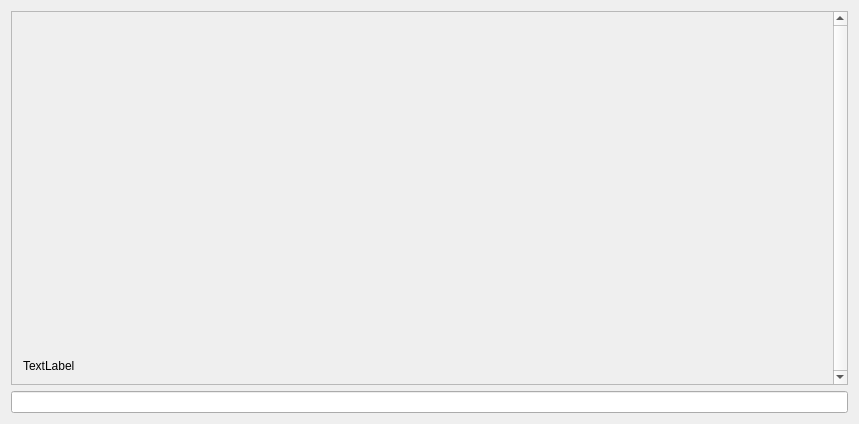
Old version of the form GroundWeb/GroundWeb.ui in the repository BeyondTheEcho/GroundWeb.
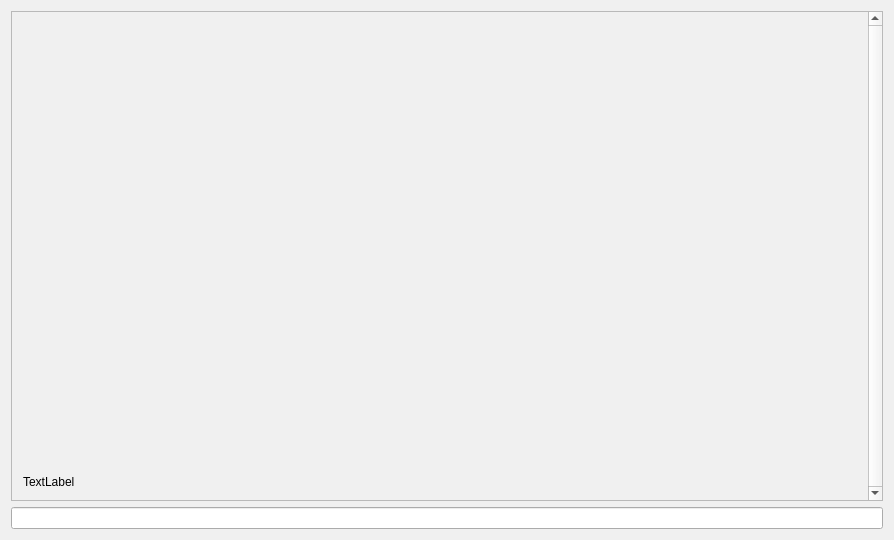
New version of the form.

Commit message: Added the ability for users to set their text to different colors

```diff
--- a/GroundWeb/GroundWeb.ui
+++ b/GroundWeb/GroundWeb.ui
@@ -6,15 +6,457 @@
    <rect>
     <x>0</x>
     <y>0</y>
-    <width>859</width>
-    <height>424</height>
+    <width>894</width>
+    <height>540</height>
    </rect>
   </property>
+  <property name="palette">
+   <palette>
+    <active>
+     <colorrole role="WindowText">
+      <brush brushstyle="SolidPattern">
+       <color alpha="255">
+        <red>255</red>
+        <green>255</green>
+        <blue>255</blue>
+       </color>
+      </brush>
+     </colorrole>
+     <colorrole role="Button">
+      <brush brushstyle="SolidPattern">
+       <color alpha="255">
+        <red>58</red>
+        <green>58</green>
+        <blue>58</blue>
+       </color>
+      </brush>
+     </colorrole>
+     <colorrole role="Light">
+      <brush brushstyle="SolidPattern">
+       <color alpha="255">
+        <red>87</red>
+        <green>87</green>
+        <blue>87</blue>
+       </color>
+      </brush>
+     </colorrole>
+     <colorrole role="Midlight">
+      <brush brushstyle="SolidPattern">
+       <color alpha="255">
+        <red>72</red>
+        <green>72</green>
+        <blue>72</blue>
+       </color>
+      </brush>
+     </colorrole>
+     <colorrole role="Dark">
+      <brush brushstyle="SolidPattern">
+       <color alpha="255">
+        <red>29</red>
+        <green>29</green>
+        <blue>29</blue>
+       </color>
+      </brush>
+     </colorrole>
+     <colorrole role="Mid">
+      <brush brushstyle="SolidPattern">
+       <color alpha="255">
+        <red>39</red>
+        <green>39</green>
+        <blue>39</blue>
+       </color>
+      </brush>
+     </colorrole>
+     <colorrole role="Text">
+      <brush brushstyle="SolidPattern">
+       <color alpha="255">
+        <red>255</red>
+        <green>255</green>
+        <blue>255</blue>
+       </color>
+      </brush>
+     </colorrole>
+     <colorrole role="BrightText">
+      <brush brushstyle="SolidPattern">
+       <color alpha="255">
+        <red>255</red>
+        <green>255</green>
+        <blue>255</blue>
+       </color>
+      </brush>
+     </colorrole>
+     <colorrole role="ButtonText">
+      <brush brushstyle="SolidPattern">
+       <color alpha="255">
+        <red>255</red>
+        <green>255</green>
+        <blue>255</blue>
+       </color>
+      </brush>
+     </colorrole>
+     <colorrole role="Base">
+      <brush brushstyle="SolidPattern">
+       <color alpha="255">
+        <red>0</red>
+        <green>0</green>
+        <blue>0</blue>
+       </color>
+      </brush>
+     </colorrole>
+     <colorrole role="Window">
+      <brush brushstyle="SolidPattern">
+       <color alpha="255">
+        <red>58</red>
+        <green>58</green>
+        <blue>58</blue>
+       </color>
+      </brush>
+     </colorrole>
+     <colorrole role="Shadow">
+      <brush brushstyle="SolidPattern">
+       <color alpha="255">
+        <red>0</red>
+        <green>0</green>
+        <blue>0</blue>
+       </color>
+      </brush>
+     </colorrole>
+     <colorrole role="AlternateBase">
+      <brush brushstyle="SolidPattern">
+       <color alpha="255">
+        <red>29</red>
+        <green>29</green>
+        <blue>29</blue>
+       </color>
+      </brush>
+     </colorrole>
+     <colorrole role="ToolTipBase">
+      <brush brushstyle="SolidPattern">
+       <color alpha="255">
+        <red>255</red>
+        <green>255</green>
+        <blue>220</blue>
+       </color>
+      </brush>
+     </colorrole>
+     <colorrole role="ToolTipText">
+      <brush brushstyle="SolidPattern">
+       <color alpha="255">
+        <red>0</red>
+        <green>0</green>
+        <blue>0</blue>
+       </color>
+      </brush>
+     </colorrole>
+     <colorrole role="PlaceholderText">
+      <brush brushstyle="SolidPattern">
+       <color alpha="127">
+        <red>255</red>
+        <green>255</green>
+        <blue>255</blue>
+       </color>
+      </brush>
+     </colorrole>
+    </active>
+    <inactive>
+     <colorrole role="WindowText">
+      <brush brushstyle="SolidPattern">
+       <color alpha="255">
+        <red>0</red>
+        <green>0</green>
+        <blue>0</blue>
+       </color>
+      </brush>
+     </colorrole>
+     <colorrole role="Button">
+      <brush brushstyle="SolidPattern">
+       <color alpha="255">
+        <red>240</red>
+        <green>240</green>
+        <blue>240</blue>
+       </color>
+      </brush>
+     </colorrole>
+     <colorrole role="Light">
+      <brush brushstyle="SolidPattern">
+       <color alpha="255">
+        <red>255</red>
+        <green>255</green>
+        <blue>255</blue>
+       </color>
+      </brush>
+     </colorrole>
+     <colorrole role="Midlight">
+      <brush brushstyle="SolidPattern">
+       <color alpha="255">
+        <red>227</red>
+        <green>227</green>
+        <blue>227</blue>
+       </color>
+      </brush>
+     </colorrole>
+     <colorrole role="Dark">
+      <brush brushstyle="SolidPattern">
+       <color alpha="255">
+        <red>160</red>
+        <green>160</green>
+        <blue>160</blue>
+       </color>
+      </brush>
+     </colorrole>
+     <colorrole role="Mid">
+      <brush brushstyle="SolidPattern">
+       <color alpha="255">
+        <red>160</red>
+        <green>160</green>
+        <blue>160</blue>
+       </color>
+      </brush>
+     </colorrole>
+     <colorrole role="Text">
+      <brush brushstyle="SolidPattern">
+       <color alpha="255">
+        <red>0</red>
+        <green>0</green>
+        <blue>0</blue>
+       </color>
+      </brush>
+     </colorrole>
+     <colorrole role="BrightText">
+      <brush brushstyle="SolidPattern">
+       <color alpha="255">
+        <red>255</red>
+        <green>255</green>
+        <blue>255</blue>
+       </color>
+      </brush>
+     </colorrole>
+     <colorrole role="ButtonText">
+      <brush brushstyle="SolidPattern">
+       <color alpha="255">
+        <red>0</red>
+        <green>0</green>
+        <blue>0</blue>
+       </color>
+      </brush>
+     </colorrole>
+     <colorrole role="Base">
+      <brush brushstyle="SolidPattern">
+       <color alpha="255">
+        <red>255</red>
+        <green>255</green>
+        <blue>255</blue>
+       </color>
+      </brush>
+     </colorrole>
+     <colorrole role="Window">
+      <brush brushstyle="SolidPattern">
+       <color alpha="255">
+        <red>240</red>
+        <green>240</green>
+        <blue>240</blue>
+       </color>
+      </brush>
+     </colorrole>
+     <colorrole role="Shadow">
+      <brush brushstyle="SolidPattern">
+       <color alpha="255">
+        <red>105</red>
+        <green>105</green>
+        <blue>105</blue>
+       </color>
+      </brush>
+     </colorrole>
+     <colorrole role="AlternateBase">
+      <brush brushstyle="SolidPattern">
+       <color alpha="255">
+        <red>245</red>
+        <green>245</green>
+        <blue>245</blue>
+       </color>
+      </brush>
+     </colorrole>
+     <colorrole role="ToolTipBase">
+      <brush brushstyle="SolidPattern">
+       <color alpha="255">
+        <red>255</red>
+        <green>255</green>
+        <blue>220</blue>
+       </color>
+      </brush>
+     </colorrole>
+     <colorrole role="ToolTipText">
+      <brush brushstyle="SolidPattern">
+       <color alpha="255">
+        <red>0</red>
+        <green>0</green>
+        <blue>0</blue>
+       </color>
+      </brush>
+     </colorrole>
+     <colorrole role="PlaceholderText">
+      <brush brushstyle="SolidPattern">
+       <color alpha="128">
+        <red>0</red>
+        <green>0</green>
+        <blue>0</blue>
+       </color>
+      </brush>
+     </colorrole>
+    </inactive>
+    <disabled>
+     <colorrole role="WindowText">
+      <brush brushstyle="SolidPattern">
+       <color alpha="255">
+        <red>29</red>
+        <green>29</green>
+        <blue>29</blue>
+       </color>
+      </brush>
+     </colorrole>
+     <colorrole role="Button">
+      <brush brushstyle="SolidPattern">
+       <color alpha="255">
+        <red>58</red>
+        <green>58</green>
+        <blue>58</blue>
+       </color>
+      </brush>
+     </colorrole>
+     <colorrole role="Light">
+      <brush brushstyle="SolidPattern">
+       <color alpha="255">
+        <red>87</red>
+        <green>87</green>
+        <blue>87</blue>
+       </color>
+      </brush>
+     </colorrole>
+     <colorrole role="Midlight">
+      <brush brushstyle="SolidPattern">
+       <color alpha="255">
+        <red>72</red>
+        <green>72</green>
+        <blue>72</blue>
+       </color>
+      </brush>
+     </colorrole>
+     <colorrole role="Dark">
+      <brush brushstyle="SolidPattern">
+       <color alpha="255">
+        <red>29</red>
+        <green>29</green>
+        <blue>29</blue>
+       </color>
+      </brush>
+     </colorrole>
+     <colorrole role="Mid">
+      <brush brushstyle="SolidPattern">
+       <color alpha="255">
+        <red>39</red>
+        <green>39</green>
+        <blue>39</blue>
+       </color>
+      </brush>
+     </colorrole>
+     <colorrole role="Text">
+      <brush brushstyle="SolidPattern">
+       <color alpha="255">
+        <red>29</red>
+        <green>29</green>
+        <blue>29</blue>
+       </color>
+      </brush>
+     </colorrole>
+     <colorrole role="BrightText">
+      <brush brushstyle="SolidPattern">
+       <color alpha="255">
+        <red>255</red>
+        <green>255</green>
+        <blue>255</blue>
+       </color>
+      </brush>
+     </colorrole>
+     <colorrole role="ButtonText">
+      <brush brushstyle="SolidPattern">
+       <color alpha="255">
+        <red>29</red>
+        <green>29</green>
+        <blue>29</blue>
+       </color>
+      </brush>
+     </colorrole>
+     <colorrole role="Base">
+      <brush brushstyle="SolidPattern">
+       <color alpha="255">
+        <red>58</red>
+        <green>58</green>
+        <blue>58</blue>
+       </color>
+      </brush>
+     </colorrole>
+     <colorrole role="Window">
+      <brush brushstyle="SolidPattern">
+       <color alpha="255">
+        <red>58</red>
+        <green>58</green>
+        <blue>58</blue>
+       </color>
+      </brush>
+     </colorrole>
+     <colorrole role="Shadow">
+      <brush brushstyle="SolidPattern">
+       <color alpha="255">
+        <red>0</red>
+        <green>0</green>
+        <blue>0</blue>
+       </color>
+      </brush>
+     </colorrole>
+     <colorrole role="AlternateBase">
+      <brush brushstyle="SolidPattern">
+       <color alpha="255">
+        <red>245</red>
+        <green>245</green>
+        <blue>245</blue>
+       </color>
+      </brush>
+     </colorrole>
+     <colorrole role="ToolTipBase">
+      <brush brushstyle="SolidPattern">
+       <color alpha="255">
+        <red>255</red>
+        <green>255</green>
+        <blue>220</blue>
+       </color>
+      </brush>
+     </colorrole>
+     <colorrole role="ToolTipText">
+      <brush brushstyle="SolidPattern">
+       <color alpha="255">
+        <red>0</red>
+        <green>0</green>
+        <blue>0</blue>
+       </color>
+      </brush>
+     </colorrole>
+     <colorrole role="PlaceholderText">
+      <brush brushstyle="SolidPattern">
+       <color alpha="128">
+        <red>0</red>
+        <green>0</green>
+        <blue>0</blue>
+       </color>
+      </brush>
+     </colorrole>
+    </disabled>
+   </palette>
+  </property>
   <property name="windowTitle">
    <string>GroundWeb</string>
   </property>
-  <layout class="QVBoxLayout" name="verticalLayout">
-   <item>
+  <layout class="QGridLayout" name="gridLayout">
+   <item row="0" column="0">
     <widget class="QScrollArea" name="scrollArea">
      <property name="sizePolicy">
       <sizepolicy hsizetype="Expanding" vsizetype="Expanding">
@@ -33,8 +475,8 @@
        <rect>
         <x>0</x>
         <y>0</y>
-        <width>822</width>
-        <height>376</height>
+        <width>857</width>
+        <height>492</height>
        </rect>
       </property>
       <layout class="QVBoxLayout" name="verticalLayout_2">
@@ -46,6 +488,9 @@
          <property name="text">
           <string>TextLabel</string>
          </property>
+         <property name="textFormat">
+          <enum>Qt::MarkdownText</enum>
+         </property>
          <property name="alignment">
           <set>Qt::AlignBottom|Qt::AlignLeading|Qt::AlignLeft</set>
          </property>
@@ -61,7 +506,7 @@
      </widget>
     </widget>
    </item>
-   <item>
+   <item row="1" column="0">
     <widget class="QLineEdit" name="userInputField"/>
    </item>
   </layout>
```
The commit also changes 3 other files.
